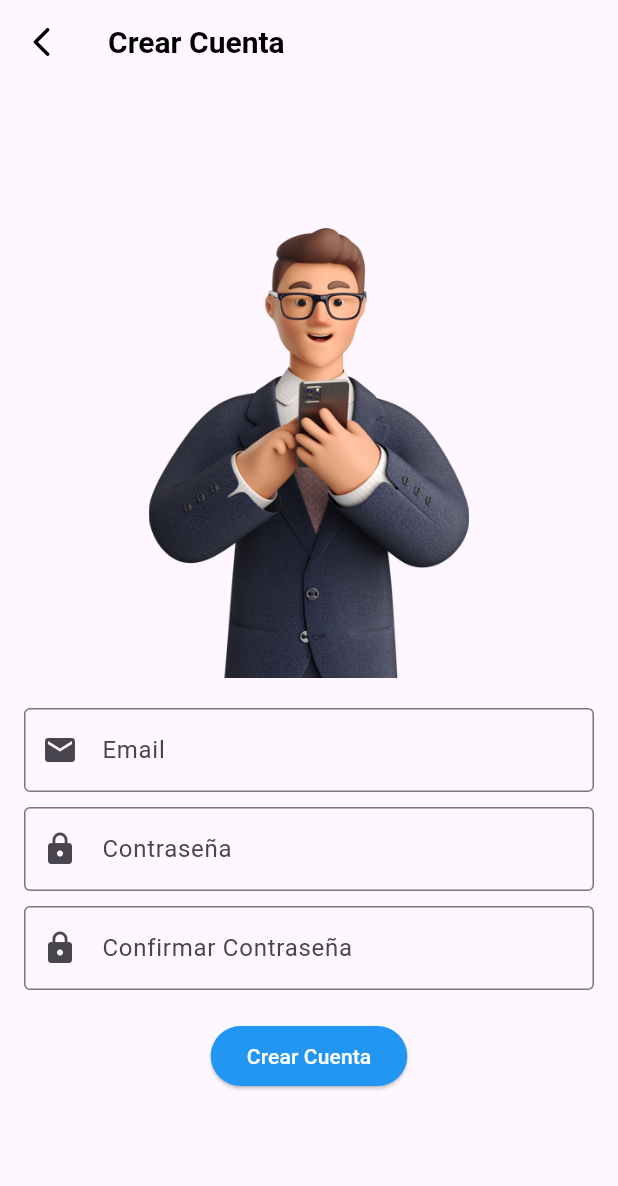
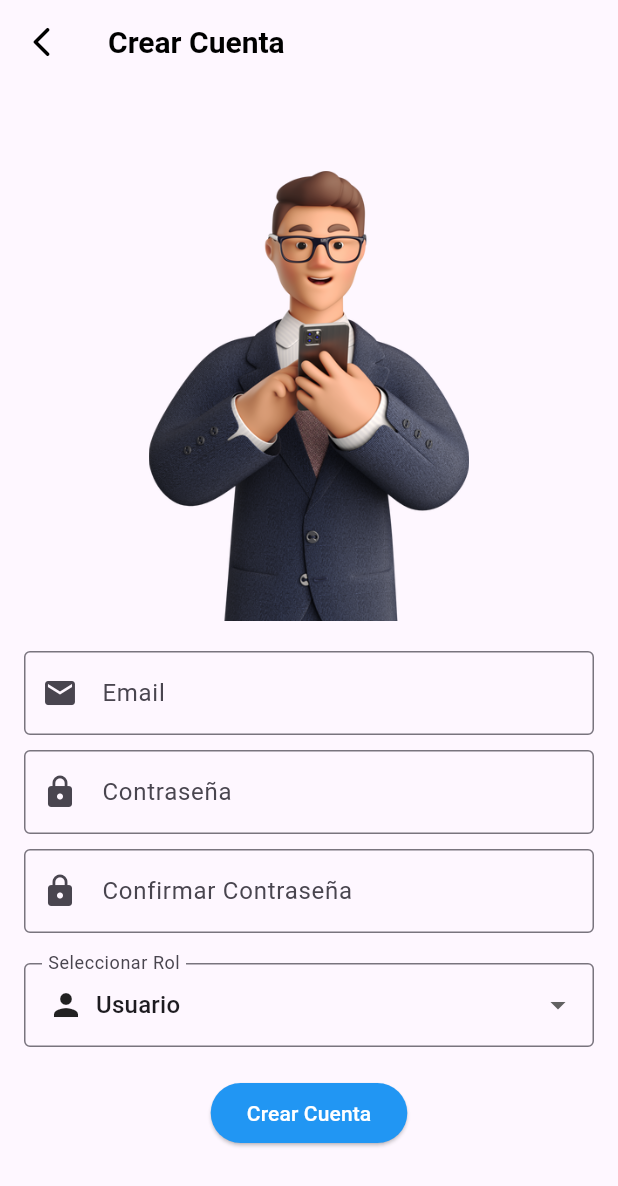
Before and after one commit to AlbertoGorgonio/tecnovigilancia, a Flutter app: the CreatePage screen opened directly, on a phone screen of 412 x 824 dp. Shown: the top 1186 px of the screen. Run offline on Flutter 3.47's test engine with Material 3 defaults, Android fonts, the phone set to English and light mode, and no system bars; our stand-ins replace cloud_firestore, firebase_auth, firebase_core, firebase_storage, image_picker; accounts and stored records are empty; statements that could not run were skipped.

Commit message:
cambios en login

```diff
--- a/lib/create.dart
+++ b/lib/create.dart
@@ -1,3 +1,4 @@
+import 'package:cloud_firestore/cloud_firestore.dart';
 import 'package:firebase_auth/firebase_auth.dart';
 import 'package:flutter/material.dart';
 
@@ -10,7 +11,12 @@ class _CreatePageState extends State<CreatePage> {
   final TextEditingController _emailController = TextEditingController();
   final TextEditingController _passwordController = TextEditingController();
   final TextEditingController _confirmPasswordController = TextEditingController();
+  final TextEditingController _adminCodeController = TextEditingController();
   final FirebaseAuth _auth = FirebaseAuth.instance;
+  final FirebaseFirestore _firestore = FirebaseFirestore.instance;
+
+  String _selectedRole = 'Usuario';
+  final String _adminCode = '123librefuego';
 
   Future<void> _createAccount() async {
     if (_passwordController.text.trim() != _confirmPasswordController.text.trim()) {
@@ -20,19 +26,34 @@ class _CreatePageState extends State<CreatePage> {
       return;
     }
 
+    if (_selectedRole == 'Administrador' && _adminCodeController.text.trim() != _adminCode) {
+      ScaffoldMessenger.of(context).showSnackBar(
+        SnackBar(content: Text('Código incorrecto. Póngase en contacto con los Devs.')),
+      );
+      return;
+    }
+
     try {
+      // Crear usuario en Firebase Authentication
       UserCredential userCredential = await _auth.createUserWithEmailAndPassword(
         email: _emailController.text.trim(),
         password: _passwordController.text.trim(),
       );
+
       if (userCredential.user != null) {
+        // Guardar datos en Firestore
+        await _firestore.collection('users').doc(userCredential.user!.uid).set({
+          'email': _emailController.text.trim(),
+          'contraseña': _passwordController.text.trim(),
+          'role': _selectedRole,
+        });
+
         ScaffoldMessenger.of(context).showSnackBar(
           SnackBar(content: Text('Cuenta creada exitosamente.')),
         );
         Navigator.pop(context);
       }
     } catch (e) {
-      print('Error al crear la cuenta: $e');
       ScaffoldMessenger.of(context).showSnackBar(
         SnackBar(content: Text('Error al crear la cuenta.')),
       );
@@ -103,6 +124,43 @@ class _CreatePageState extends State<CreatePage> {
                 ),
               ),
               const SizedBox(height: 20),
+              DropdownButtonFormField<String>(
+                value: _selectedRole,
+                items: ['Administrador', 'Usuario'].map((String role) {
+                  return DropdownMenuItem<String>(
+                    value: role,
+                    child: Row(
+                      children: [
+                        Icon(role == 'Administrador' ? Icons.admin_panel_settings : Icons.person),
+                        SizedBox(width: 8),
+                        Text(role),
+                      ],
+                    ),
+                  );
+                }).toList(),
+                onChanged: (String? newValue) {
+                  setState(() {
+                    _selectedRole = newValue!;
+                  });
+                },
+                decoration: InputDecoration(
+                  border: OutlineInputBorder(),
+                  labelText: 'Seleccionar Rol',
+                ),
+              ),
+              if (_selectedRole == 'Administrador') ...[
+                const SizedBox(height: 20),
+                TextField(
+                  controller: _adminCodeController,
+                  obscureText: true,
+                  decoration: InputDecoration(
+                    border: OutlineInputBorder(),
+                    labelText: 'Código de Administrador',
+                    prefixIcon: Icon(Icons.security),
+                  ),
+                ),
+              ],
+              const SizedBox(height: 20),
               ElevatedButton(
                 onPressed: _createAccount,
                 style: ElevatedButton.styleFrom(
```
Also changed, not shown: 3 other files.
